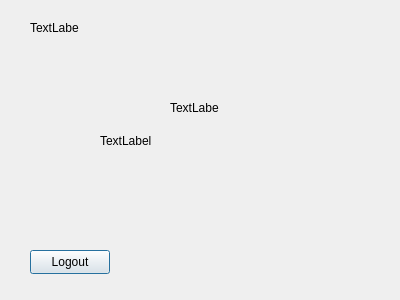
This is welcomewindow.ui in HassanHobElDeen/CinemaProject-Hassan-Hossam as Qt 5 draws it before an edit. The edited form follows.
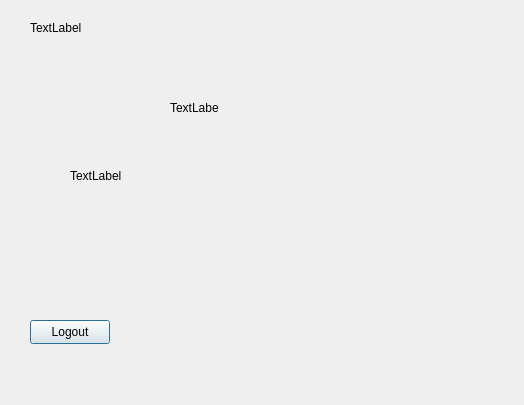
This is the edited form.

```diff
--- a/welcomewindow.ui
+++ b/welcomewindow.ui
@@ -6,8 +6,8 @@
    <rect>
     <x>0</x>
     <y>0</y>
-    <width>400</width>
-    <height>300</height>
+    <width>524</width>
+    <height>405</height>
    </rect>
   </property>
   <property name="windowTitle">
@@ -18,7 +18,7 @@
     <rect>
      <x>30</x>
      <y>20</y>
-     <width>49</width>
+     <width>231</width>
      <height>16</height>
     </rect>
    </property>
@@ -29,10 +29,10 @@
   <widget class="QLabel" name="pic">
    <property name="geometry">
     <rect>
-     <x>100</x>
-     <y>80</y>
-     <width>191</width>
-     <height>121</height>
+     <x>70</x>
+     <y>50</y>
+     <width>421</width>
+     <height>251</height>
     </rect>
    </property>
    <property name="text">
@@ -56,7 +56,7 @@
    <property name="geometry">
     <rect>
      <x>30</x>
-     <y>250</y>
+     <y>320</y>
      <width>80</width>
      <height>24</height>
     </rect>
```
